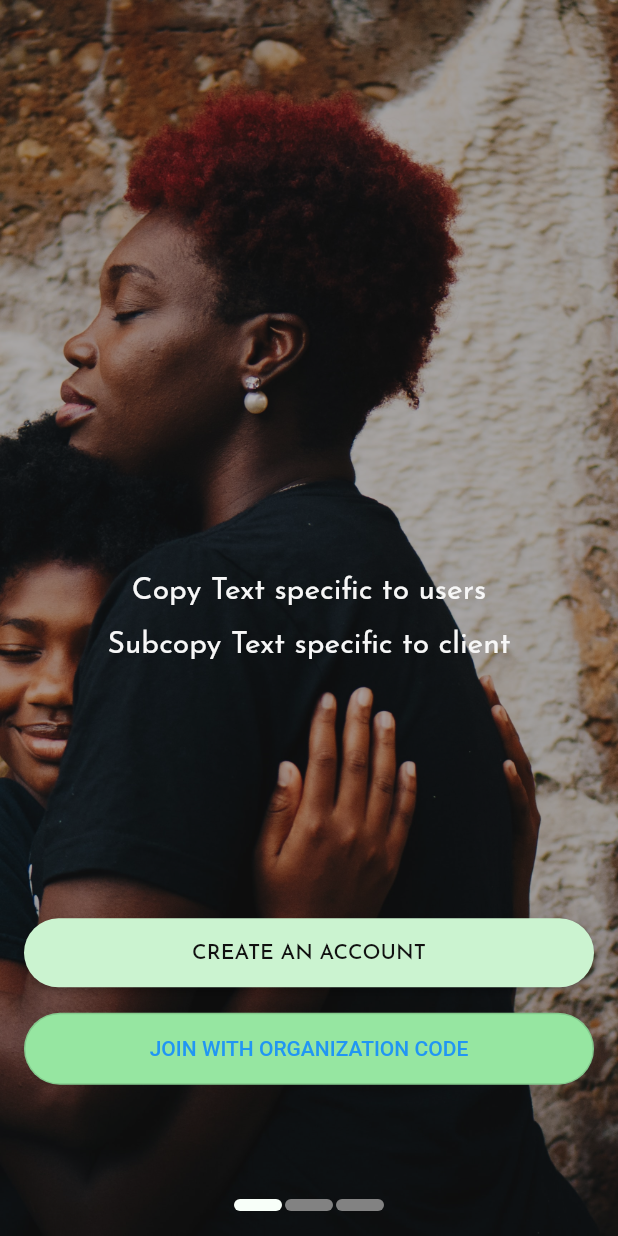
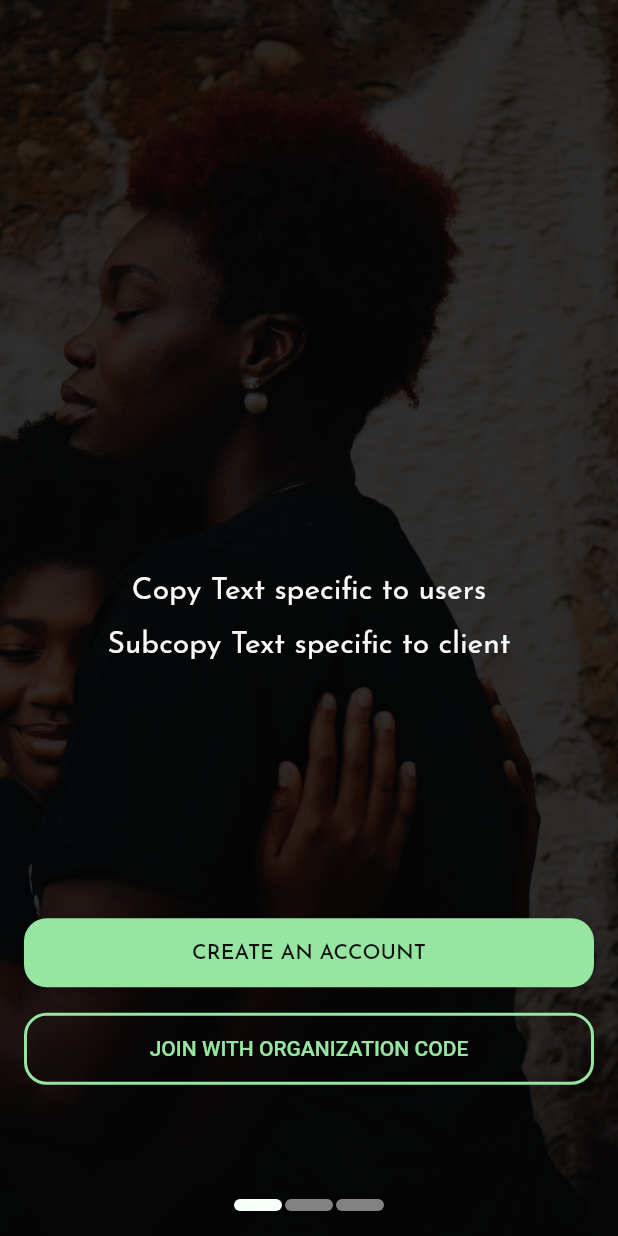
Before and after one commit to DeveloperMaleek/talk2me, a Flutter app: the screen it shows after launch, on a phone screen of 412 x 824 dp. Run offline on Flutter 3.47's test engine with Material 2 defaults, Android fonts, the phone set to English and light mode, and no system bars; our stand-ins replace google_nav_bar.

Commit message:
Onboarding buttons now with the desired property.

```diff
--- a/lib/ui/onboarding/onboarding_screen.dart
+++ b/lib/ui/onboarding/onboarding_screen.dart
@@ -75,7 +75,7 @@ class _OnboardingScreenState extends State<OnboardingScreen> {
                 ),
                 fit: BoxFit.cover,
                 colorFilter: ColorFilter.mode(
-                    Colors.black.withOpacity(0.3), BlendMode.darken),
+                    Colors.black.withOpacity(0.8), BlendMode.darken),
               ),
             ),
             child: Padding(
@@ -175,9 +175,9 @@ class _OnboardingScreenState extends State<OnboardingScreen> {
                       ),
                     ),
                     OutlineBtn(
-                      backgroundColor: AppColors.primaryColor,
                       buttonText: Text(
                         'Join with organization code'.toUpperCase(),
+                        style: TextStyle(color: AppColors.primaryColor),
                       ),
                     ),
                   ],
--- a/lib/widgets/buttons/green_filled_btn.dart
+++ b/lib/widgets/buttons/green_filled_btn.dart
@@ -22,18 +22,15 @@ class GreenFilledBtn extends StatelessWidget {
             child: ElevatedButton(
               style: ButtonStyle(
                 shape: MaterialStateProperty.all(RoundedRectangleBorder(
-                    borderRadius: new BorderRadius.circular(30.0))),
+                    borderRadius: new BorderRadius.circular(15.0))),
                 overlayColor:
                     MaterialStateProperty.all<Color>(AppColors.primaryColor),
                 backgroundColor:
-                    MaterialStateProperty.all<Color>(AppColors.primaryColor50),
+                    MaterialStateProperty.all<Color>(AppColors.primaryColor),
                 textStyle: MaterialStateProperty.all(
                   const TextStyle(
                       fontSize: Dimens.textSizeButton,
                       fontWeight: FontWeight.w500),
-
-
-
                 ),
               ),
               child: new Row(
--- a/lib/widgets/buttons/outline_btn.dart
+++ b/lib/widgets/buttons/outline_btn.dart
@@ -2,11 +2,11 @@ import 'package:flutter/material.dart';
 import 'package:talk2me/constants/colors.dart';
 
 class OutlineBtn extends StatelessWidget {
-  final Color? backgroundColor;
+  final Color? borderColor;
   final Text? buttonText;
   final Function? onPressed;
 
-  OutlineBtn({this.backgroundColor, this.buttonText, this.onPressed});
+  OutlineBtn({this.borderColor, this.buttonText, this.onPressed});
 
   @override
   Widget build(BuildContext context) {
@@ -18,10 +18,12 @@ class OutlineBtn extends StatelessWidget {
           new Expanded(
             child: OutlinedButton(
               style: ButtonStyle(
+                side: MaterialStateProperty.all(BorderSide(
+                    color: AppColors.primaryColor,
+                    width: 2,
+                    style: BorderStyle.solid)),
                 shape: MaterialStateProperty.all(RoundedRectangleBorder(
-                    borderRadius: new BorderRadius.circular(30.0))),
-                backgroundColor:
-                    MaterialStateProperty.all<Color>(AppColors.primaryColor),
+                    borderRadius: new BorderRadius.circular(15.0))),
               ),
               child: new Row(
                 mainAxisAlignment: MainAxisAlignment.center,
```
Also changed, not shown: lib/ui/therapy/session_therapist_preview.dart (added).
